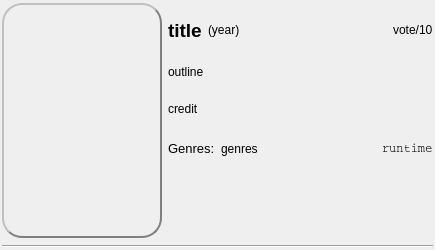
First picture: the form in lib/gimdb/ui/moviebox.ui, repository pioz/gimdb, before the edit.
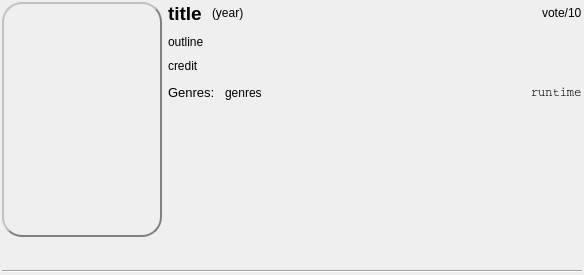
Second picture: the form after the edit. Icons and pictures are not drawn.

What changed in the file:
```diff
--- a/lib/gimdb/ui/moviebox.ui
+++ b/lib/gimdb/ui/moviebox.ui
@@ -6,8 +6,8 @@
    <rect>
     <x>0</x>
     <y>0</y>
-    <width>435</width>
-    <height>250</height>
+    <width>584</width>
+    <height>275</height>
    </rect>
   </property>
   <property name="sizePolicy">
@@ -26,6 +26,14 @@
    <item>
     <layout class="QHBoxLayout" name="horizontalLayout">
      <item>
+      <layout class="QVBoxLayout" name="verticalLayout_3">
+       <property name="leftMargin">
+        <number>0</number>
+       </property>
+       <property name="rightMargin">
+        <number>0</number>
+       </property>
+       <item>
       <widget class="QLabel" name="poster">
        <property name="minimumSize">
         <size>
@@ -55,7 +63,25 @@
       </widget>
      </item>
      <item>
+        <spacer name="verticalSpacer_2">
+         <property name="orientation">
+          <enum>Qt::Vertical</enum>
+         </property>
+         <property name="sizeHint" stdset="0">
+          <size>
+           <width>20</width>
+           <height>0</height>
+          </size>
+         </property>
+        </spacer>
+       </item>
+      </layout>
+     </item>
+     <item>
       <layout class="QVBoxLayout" name="verticalLayout_2">
+       <property name="spacing">
+        <number>10</number>
+       </property>
        <item>
         <layout class="QHBoxLayout" name="horizontalLayout_2">
          <item>
@@ -274,12 +300,12 @@
           <enum>Qt::Vertical</enum>
          </property>
          <property name="sizeType">
-          <enum>QSizePolicy::Preferred</enum>
+          <enum>QSizePolicy::Expanding</enum>
          </property>
          <property name="sizeHint" stdset="0">
           <size>
            <width>20</width>
-           <height>40</height>
+           <height>0</height>
           </size>
          </property>
         </spacer>
```
Lines whose indentation alone changed are shown as unchanged.
